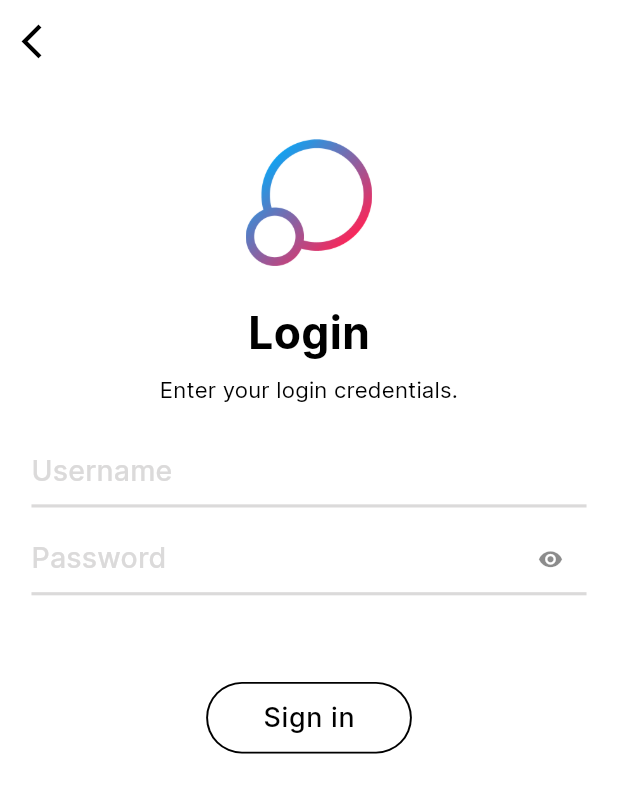
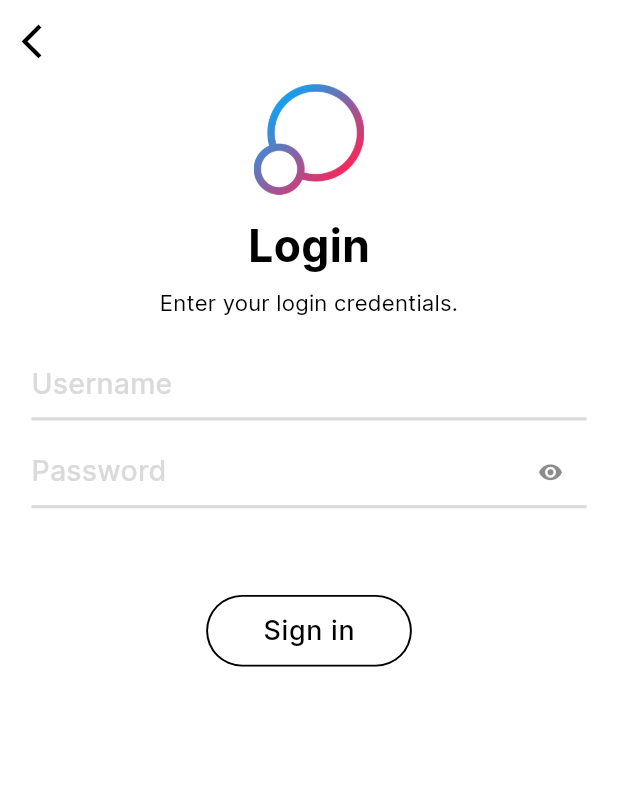
Before and after one commit to Ian2x/hs_connect, a Flutter app: the screen it shows after launch, after a tap on "Login", on a phone screen of 412 x 824 dp. Shown: the top 793 px of the screen. Run offline on Flutter 3.47's test engine with Material 2 defaults, Android fonts, the phone set to English and light mode, and no system bars; our stand-ins replace bubble, cached_network_image, cloud_firestore, dismissible_page, firebase_auth, firebase_core and 13 more; accounts and stored records are empty; network calls fail.

Commit message:
okay actually final?

```diff
--- a/lib/screens/activity/activityAppBar.dart
+++ b/lib/screens/activity/activityAppBar.dart
@@ -13,7 +13,7 @@ PreferredSizeWidget activityAppBar({required BuildContext context, required bool
 
 
   return PreferredSize(
-    preferredSize: Size.fromHeight(HomeAppBar.expandedHeight*hp + 2),
+    preferredSize: Size.fromHeight(HomeAppBar.expandedHeight*hp + 0.5),
     child: Container(
       padding: EdgeInsets.only(top: safeAreaHeight),
       color: colorScheme.surface,
--- a/lib/screens/authenticate/signIn.dart
+++ b/lib/screens/authenticate/signIn.dart
@@ -57,17 +57,16 @@ class _SignInState extends State<SignIn> {
                   child: Column(
                       crossAxisAlignment: CrossAxisAlignment.start,
                       children: [
-                        SizedBox(height: 35*hp),
                         Center(
                             child:
                             Column(
                               children: [
                                 SizedBox(
-                                  height: 80 *hp,
+                                  height: 70 *hp,
                                   child:
                                   Image.asset('assets/splash1cropped.png'),
                                 ),
-                                SizedBox(height: 25*hp),
+                                SizedBox(height: 15*hp),
                                 Text(
                                   'Login',
                                   style: ThemeText.inter(fontWeight: FontWeight.w700, fontSize: 28*hp, color: Colors.black
--- a/lib/screens/home/homeAppBar.dart
+++ b/lib/screens/home/homeAppBar.dart
@@ -51,7 +51,7 @@ class HomeAppBar extends SliverPersistentHeaderDelegate{
                   children: [
                     SizedBox(height: 3*hp),
                     GestureDetector(
-                      // onTap: () async => await AuthService().signOut(),
+                      onTap: () async => await AuthService().signOut(),
                       child: Text("circles.co",
                           style: Theme.of(context)
                               .textTheme
--- a/lib/screens/home/new/newPost/postForm.dart
+++ b/lib/screens/home/new/newPost/postForm.dart
@@ -347,7 +347,7 @@ class _PostFormState extends State<PostForm> {
         ),
       ),
       Positioned(
-          bottom: 0,
+          bottom: MediaQuery.of(context).padding.bottom,
           left: 0,
           child: GestureDetector(
             onTap: ()=>dismissKeyboard(context),
--- a/lib/screens/profile/profileWidgets/profilePostFeed.dart
+++ b/lib/screens/profile/profileWidgets/profilePostFeed.dart
@@ -83,11 +83,11 @@ class _ProfilePostFeedState extends State<ProfilePostFeed> {
                 ),
               )
             : Container(
-                height: 70 * hp,
+                height: 90 * hp,
                 child: Row(mainAxisAlignment: MainAxisAlignment.center, children: [
                   Text(
                     "You have no posts",
-                    style: Theme.of(context).textTheme.subtitle1,
+                    style: Theme.of(context).textTheme.headline6?.copyWith(fontWeight: FontWeight.normal),
                     textAlign: TextAlign.center,
                   ),
                 ]))
```
Also changed, not shown: lib/screens/authenticate/registerUser.dart (+3 -7 lines).
